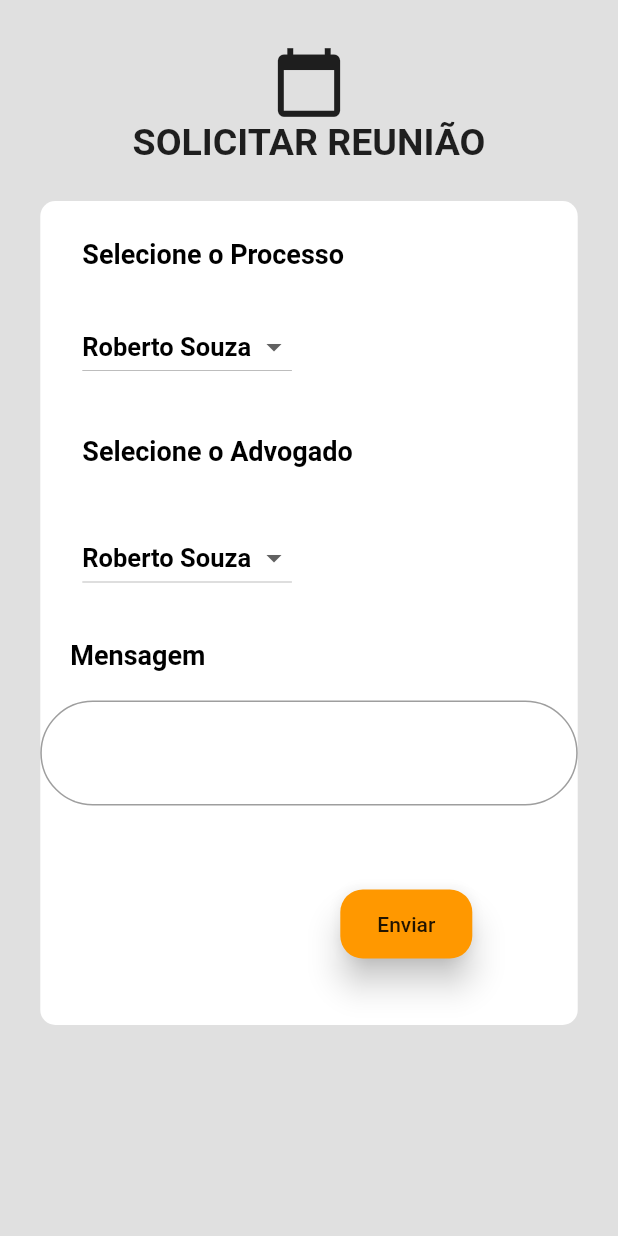
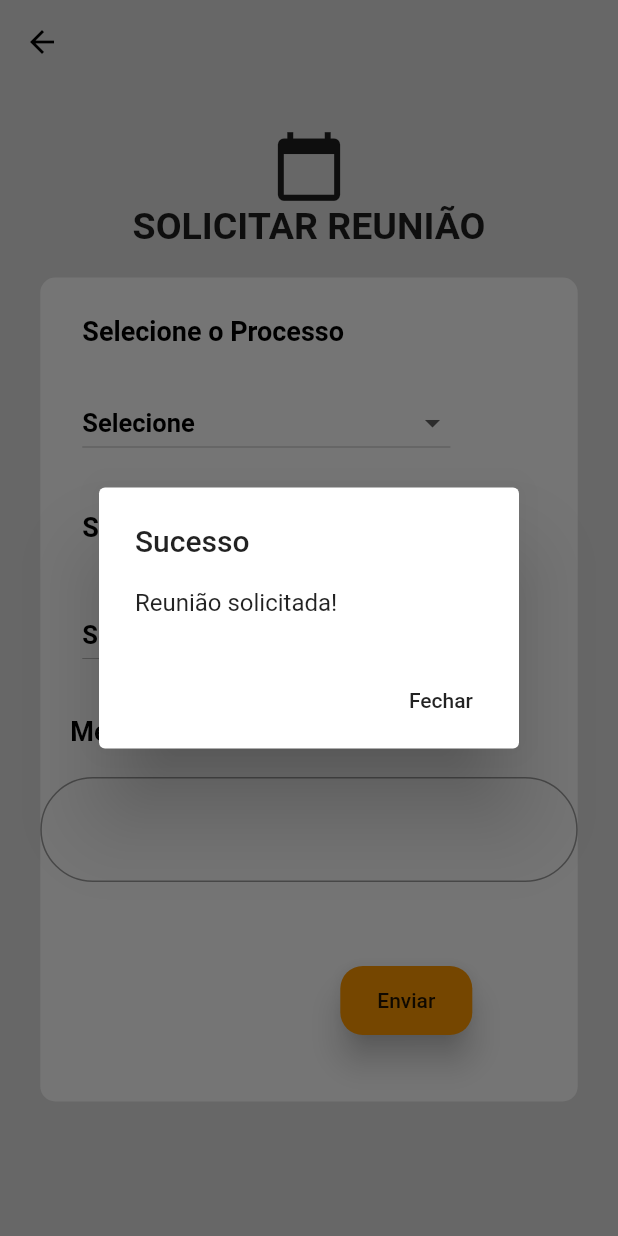
Before and after one commit to leomoita/Flutter, a Flutter app: the SolicitarReuniaoPage screen opened by its route, after a tap on "Enviar", on a phone screen of 412 x 824 dp. Run offline on Flutter 3.47's test engine with Material 2 defaults, Android fonts, the phone set to English and light mode, and no system bars; missing offline and left inert: expansion_card.

Commit message:
Ajustes na tela de Solicitar Reunião, e implementando botão de voltar

```diff
--- a/projeto_parcial/lib/main.dart
+++ b/projeto_parcial/lib/main.dart
@@ -10,9 +10,8 @@ void main() {
   runApp(MaterialApp(
     // theme: ThemeData.dark(),
     debugShowCheckedModeBanner: false,
-    title: 'App 04',
+    title: 'Spadoni Carvalho App',
     initialRoute: '/login',
-    //asaf
     routes: {
       '/home': (context) => HomePage(),
       '/login': (context) => LoginPage(),
--- a/projeto_parcial/lib/src/components/login.dart
+++ b/projeto_parcial/lib/src/components/login.dart
@@ -43,6 +43,7 @@ class _LoginPage extends State<LoginPage> {
             validator: (value) {
               if (value.isEmpty || !value.contains("@"))
                 return "E-mail inválido!";
+              return null;
             },
             onSaved: (txt) {
               setState(() {
@@ -82,7 +83,9 @@ class _LoginPage extends State<LoginPage> {
             ),
             obscureText: true,
             validator: (value) {
-              if (value.isEmpty || value.length < 6) return "Senha inválida!";
+              if (value.isEmpty || value.length < 6)
+                return "Senha inválida!";
+              return null;
             },
             onSaved: (txt) {
               setState(() {
--- a/projeto_parcial/lib/src/components/solicitarReuniao.dart
+++ b/projeto_parcial/lib/src/components/solicitarReuniao.dart
@@ -1,5 +1,4 @@
 import 'package:flutter/material.dart';
-// import 'package:card_settings/card_settings.dart';
 
 class SolicitarReuniaoPage extends StatefulWidget {
   @override
@@ -7,8 +6,6 @@ class SolicitarReuniaoPage extends StatefulWidget {
 }
 
 class _SolicitarReuniaoPage extends State<SolicitarReuniaoPage> {
-  String _currentCity;
-
   get botao => null;
 
   get dropdownValue => null;
@@ -53,9 +50,9 @@ class _SolicitarReuniaoPage extends State<SolicitarReuniaoPage> {
                           color: Colors.black,
                           fontWeight: FontWeight.bold,
                           fontSize: 17),
-                      value: _statusSel,
-                      items: _dropDownMenuItems,
-                      onChanged: changedDropDownItem,
+                      value: _statusSelProcesso,
+                      items: _dropDownProcessoItems,
+                      onChanged: changedDropDownProcesso,
                     ),
                   ),
                   Padding(
@@ -79,9 +76,9 @@ class _SolicitarReuniaoPage extends State<SolicitarReuniaoPage> {
                           color: Colors.black,
                           fontWeight: FontWeight.bold,
                           fontSize: 17),
-                      value: _statusSel,
-                      items: _dropDownMenuItems,
-                      onChanged: changedDropDownItem,
+                      value: _statusSelAdvogado,
+                      items: _dropDownAdvogadoItems,
+                      onChanged: changedDropDownAdvogado,
                     ),
                   ),
                   Padding(
@@ -125,7 +122,23 @@ class _SolicitarReuniaoPage extends State<SolicitarReuniaoPage> {
                     child: RaisedButton(
                       elevation: 9.0,
                       onPressed: () {
-                        Navigator.pushNamed(context, '/enviar');
+                        showDialog(
+                            context:  context,
+                            builder:  (BuildContext context) {
+                               return AlertDialog(
+                                title: new Text('Sucesso'),
+                                content: new Text('Reunião solicitada!'),
+                                actions: <Widget>[
+                                  new FlatButton(
+                                    child: new Text('Fechar'),
+                                    onPressed: () {
+                                      Navigator.of(context).pop();
+                                    },
+                                  ),
+                                ],
+                              );
+                          },
+                        );
                       },
                       padding: EdgeInsets.all(15.0),
                       shape: RoundedRectangleBorder(
@@ -150,6 +163,13 @@ class _SolicitarReuniaoPage extends State<SolicitarReuniaoPage> {
   Widget build(BuildContext context) {
     return Scaffold(
         backgroundColor: Colors.grey[300],
+        appBar: new AppBar(
+          leading: BackButton(
+            color: Colors.black,
+          ),
+          backgroundColor: Colors.transparent,
+          elevation: 0.0,
+        ),
         body: Padding(
           padding: const EdgeInsets.symmetric(vertical: 30.0, horizontal: 20.0),
           child: Column(
@@ -164,7 +184,7 @@ class _SolicitarReuniaoPage extends State<SolicitarReuniaoPage> {
                 style: TextStyle(fontWeight: FontWeight.bold, fontSize: 25),
               ),
               Container(
-                height: 25,
+                height: 20,
               ),
               _buildMeusProcessosTF(),
             ],
@@ -172,17 +192,29 @@ class _SolicitarReuniaoPage extends State<SolicitarReuniaoPage> {
         ));
   }
 
-  void changedDropDownItem(String selectedItem) {
+  List<DropdownMenuItem<String>> _dropDownAdvogadoItems;
+  String _statusSelAdvogado;
+
+  List<DropdownMenuItem<String>> _dropDownProcessoItems;
+  String _statusSelProcesso;
+
+  void changedDropDownAdvogado(String selectedItem) {
     setState(() {
-      _statusSel = selectedItem;
+      _statusSelAdvogado = selectedItem;
     });
   }
 
-  List<DropdownMenuItem<String>> _dropDownMenuItems;
-  String _statusSel;
+  void changedDropDownProcesso(String selectedItem) {
+    setState(() {
+      _statusSelProcesso = selectedItem;
+    });
+  }
 
-  List<DropdownMenuItem<String>> _getDropDownMenuItems() {
+  List<DropdownMenuItem<String>> _getDropDownAdvogadoItems() {
     List<DropdownMenuItem<String>> items = new List();
+
+    items.add(new DropdownMenuItem(
+        value: 'Selecione', child: new Text('Selecione')));
 
     items.add(new DropdownMenuItem(
         value: 'Roberto Souza', child: new Text('Roberto Souza')));
@@ -196,10 +228,25 @@ class _SolicitarReuniaoPage extends State<SolicitarReuniaoPage> {
     return items;
   }
 
+  List<DropdownMenuItem<String>> _getDropDownProcessoItems() {
+    List<DropdownMenuItem<String>> items = new List();
+
+    items.add(new DropdownMenuItem(
+        value: 'Selecione', child: new Text('Selecione')));
+
+    items.add(new DropdownMenuItem(
+        value: '0032209-81.2014.8.26.9999', child: new Text('0032209-81.2014.8.26.9999')));
+
+    return items;
+  }
+
   @override
   void initState() {
-    _dropDownMenuItems = _getDropDownMenuItems();
-    _statusSel = _dropDownMenuItems[0].value;
+    _dropDownAdvogadoItems = _getDropDownAdvogadoItems();
+    _statusSelAdvogado = 'Selecione';
+
+    _dropDownProcessoItems = _getDropDownProcessoItems();
+    _statusSelProcesso = 'Selecione';
 
     super.initState();
   }
```
Also changed, not shown: projeto_parcial/lib/src/components/atualizacaoProcessos.dart (+8 -1 lines), projeto_parcial/lib/src/components/cadastro.dart (+7 -0 lines), projeto_parcial/lib/src/components/meuProcesso.dart (+8 -1 lines).
